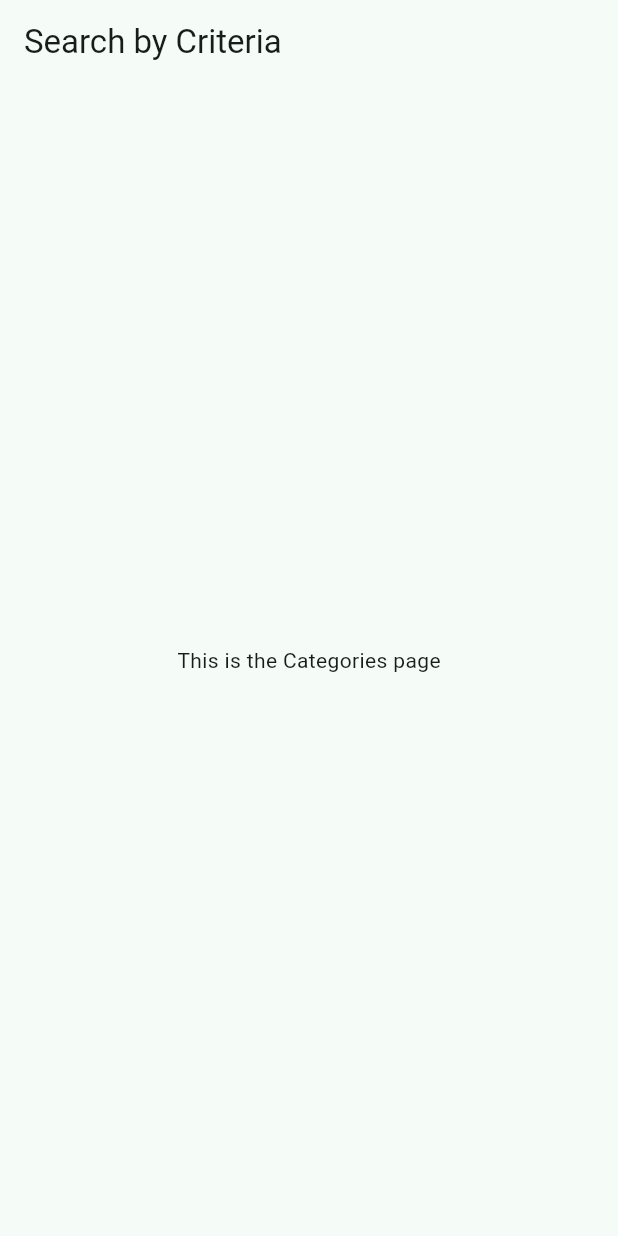
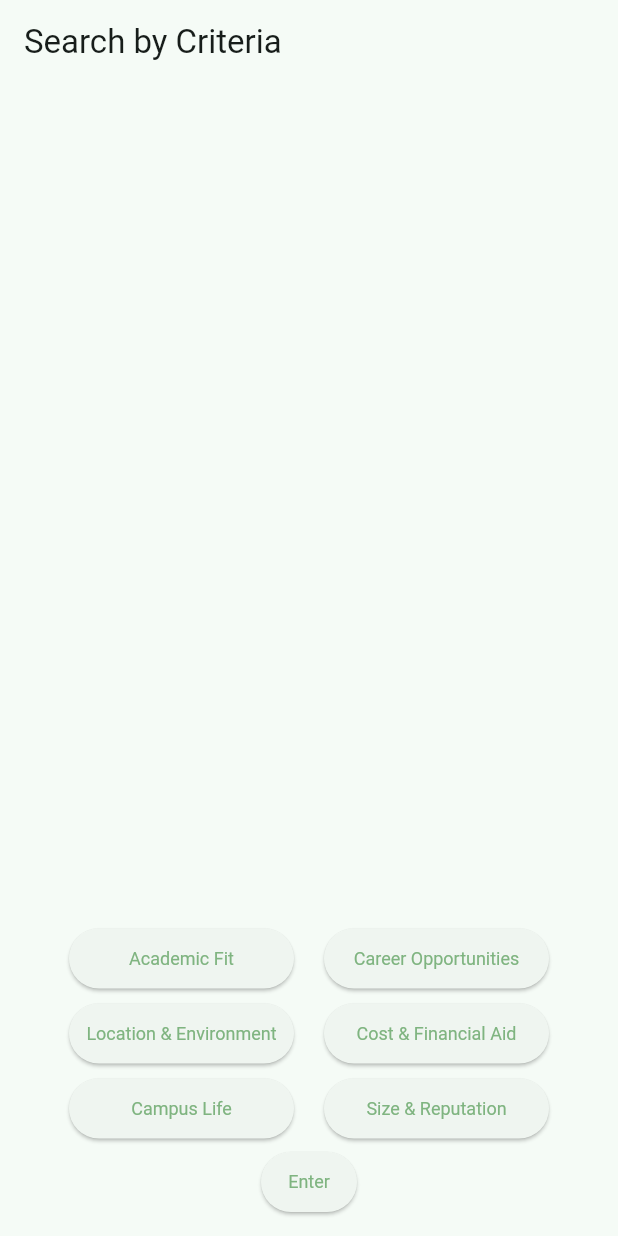
Before and after one commit to evelynyee27/iqp-demo, a Flutter app: the Categories screen opened by its route, on a phone screen of 412 x 824 dp. Run offline on Flutter 3.47's test engine with Material 3 defaults, Android fonts, the phone set to English and light mode, and no system bars; our stand-ins replace go_router.

Commit message:
attempt to add category buttons

```diff
--- a/lib/categories.dart
+++ b/lib/categories.dart
@@ -3,14 +3,97 @@ import 'package:flutter/material.dart';
 class Categories extends StatelessWidget {
   const Categories({super.key});
 
+  void _submitCategories() {}
+
   @override
   Widget build(BuildContext context) {
+    List<String> leftCategories = [
+      "Academic Fit",
+      "Location & Environment",
+      "Campus Life",
+    ];
+
+    List<String> rightCategories = [
+      "Career Opportunities",
+      "Cost & Financial Aid",
+      "Size & Reputation",
+    ];
+
+    double buttonWidth = 150.0; // Set the fixed width for buttons
+
     return Scaffold(
-      appBar: AppBar(
-        title: const Text('Search by Criteria'),
-      ),
-      body: const Center(
-        child: Text('This is the Categories page'),
+      appBar: AppBar(title: const Text('Search by Criteria')),
+
+      body: Padding(
+        padding: const EdgeInsets.all(2.0),
+        child: Column(
+          mainAxisAlignment: MainAxisAlignment.end,
+          crossAxisAlignment: CrossAxisAlignment.center,
+          children: [
+            Row(
+              mainAxisAlignment: MainAxisAlignment.center,
+              crossAxisAlignment: CrossAxisAlignment.center,
+              children: [
+                Column(
+                  crossAxisAlignment: CrossAxisAlignment.center,
+                  children: [
+                    ...leftCategories.map((label) {
+                      return Padding(
+                        padding: const EdgeInsets.symmetric(vertical: 1, horizontal: 5),
+                        child: SizedBox(
+                          width: buttonWidth,
+                          child: ElevatedButton(
+                            onPressed: _submitCategories,
+                            style: ElevatedButton.styleFrom(
+                              foregroundColor: Color(0xFF7fb480),
+                              textStyle: TextStyle(fontSize: 12),
+                              padding: EdgeInsets.symmetric(vertical: 5),
+                            ),
+                            child: Text(label),
+                          ),
+                        ),
+                      );
+                    }).toList(),
+                  ],
+                ),
+                const SizedBox(width: 10),
+                Column(
+                  crossAxisAlignment: CrossAxisAlignment.center,
+                  children: [
+                    ...rightCategories.map((label) {
+                      return Padding(
+                        padding: const EdgeInsets.symmetric(vertical: 1, horizontal: 5),
+                        child: SizedBox(
+                          width: buttonWidth,
+                          child: ElevatedButton(
+                            onPressed: _submitCategories,
+                            style: ElevatedButton.styleFrom(
+                              foregroundColor: Color(0xFF7fb480),
+                              textStyle: TextStyle(fontSize: 12),
+                              padding: EdgeInsets.symmetric(vertical: 5),
+                            ),
+                            child: Text(label),
+                          ),
+                        ),
+                      );
+                    }).toList(),
+                  ],
+                ),
+              ],
+            ),
+
+            ElevatedButton(
+              onPressed: _submitCategories,
+              style: ElevatedButton.styleFrom(
+                foregroundColor: Color(0xFF7fb480),
+                textStyle: TextStyle(fontSize: 12),
+                padding: EdgeInsets.symmetric(vertical: 10, horizontal: 5),
+              ),
+              child: const Text("Enter"),
+            ),
+            const SizedBox(width: 25, height: 10),
+          ],
+        ),
       ),
     );
   }
```
